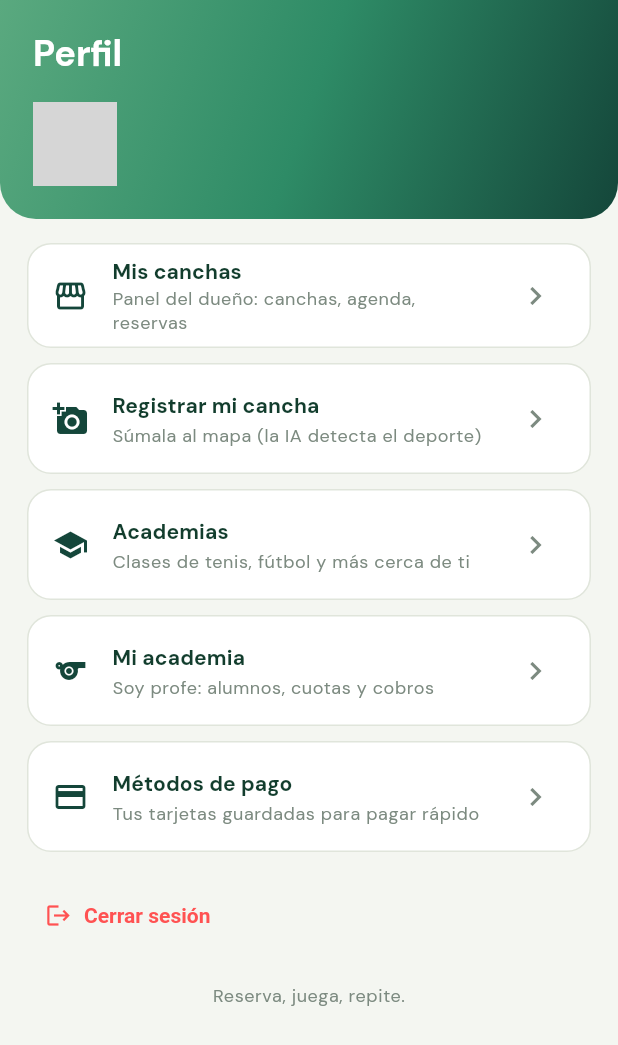
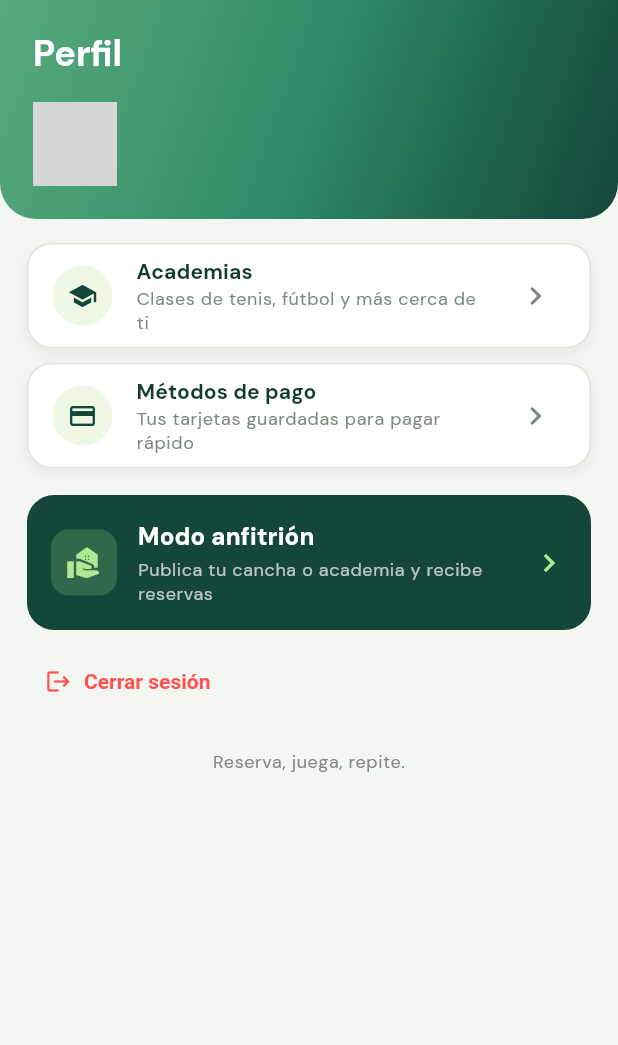
Before and after one commit to dcalagua/canchas-app-lima, a Flutter app: the PerfilScreen screen opened directly, on a phone screen of 412 x 824 dp. Shown: the top 1045 px of the screen. Run offline on Flutter 3.47's test engine with Material 3 defaults, Android fonts, the phone set to English and light mode, and no system bars; our stand-ins replace font_awesome_flutter, geocoding, geolocator, google_fonts, google_maps_flutter, google_sign_in and 3 more; accounts and stored records are empty; network calls fail; grey boxes are pictures that could not be loaded.

Commit message:
Perfil: Modo anfitrión (Airbnb) + login con logo Google real
- widgets/google_logo.dart: "G" multicolor oficial de Google dibujada con
  CustomPaint (sin assets), reemplaza la "G" azul plana.
- Login: wordmark limpio (logo pin + "Pichangol") en vez del wordmark con
  el pin incrustado que se leía raro; botón con el logo Google real.
- Perfil reorganizado estilo Airbnb: deja lo del jugador (Academias,
  Métodos de pago) y una tarjeta destacada "Modo anfitrión".
- screens/anfitrion_screen.dart: hub del anfitrión (Mis canchas, Registrar
  cancha, Mi academia, Verificador) separado del mundo jugador.

Co-Authored-By: Claude Opus 4.8 (1M context) <noreply@anthropic.com>
Claude-Session: https://claude.ai/code/session_017fg7ijXuZRX6jvFjZELf83

```diff
--- a/lib/screens/perfil_screen.dart
+++ b/lib/screens/perfil_screen.dart
@@ -1,45 +1,18 @@
 import 'package:flutter/material.dart';
 
 import '../brand.dart';
-import '../services/growth_service.dart';
 import '../state/app_state.dart';
 import '../theme.dart';
 import 'academias_screen.dart';
-import 'crear_academia_screen.dart';
-import 'home_shell.dart';
+import 'anfitrion_screen.dart';
 import 'login_google_sheet.dart';
 import 'metodos_pago_screen.dart';
-import 'mi_academia_screen.dart';
-import 'registrar_cancha_screen.dart';
-import 'verificador_screen.dart';
 
-/// Pestaña PERFIL del jugador: sesión (login/logout), acceso al panel del dueño,
-/// registrar cancha y verificador. Mismo estilo (header sage) que Mis canchas.
+/// Pestaña PERFIL del jugador: sesión (login/logout), lo del jugador (academias,
+/// métodos de pago) y el acceso a **Modo anfitrión** (todo lo del anfitrión va
+/// ahí, estilo Airbnb).
 class PerfilScreen extends StatelessWidget {
   const PerfilScreen({super.key});
-
-  Future<void> _abrirPanel(BuildContext context) async {
-    if (!appState.logueado) {
-      final ok = await LoginGoogleSheet.mostrar(context);
-      if (!ok || !context.mounted) return;
-    }
-    if (!context.mounted) return;
-    Navigator.of(context)
-        .push(MaterialPageRoute(builder: (_) => const HomeShell()));
-  }
-
-  /// Panel del profe: exige sesión. Si ya tiene academia → panel; si no → crear.
-  Future<void> _abrirMiAcademia(BuildContext context) async {
-    if (!appState.logueado) {
-      final ok = await LoginGoogleSheet.mostrar(context);
-      if (!ok || !context.mounted) return;
-    }
-    if (!context.mounted) return;
-    final tiene = appState.miAcademia != null;
-    Navigator.of(context).push(MaterialPageRoute(
-        builder: (_) =>
-            tiene ? const MiAcademiaScreen() : const CrearAcademiaScreen()));
-  }
 
   @override
   Widget build(BuildContext context) {
@@ -53,7 +26,7 @@ class PerfilScreen extends StatelessWidget {
           return ListView(
             padding: EdgeInsets.zero,
             children: [
-              // Header sage (igual a Mis canchas) con la ficha del usuario.
+              // Header sage con la ficha del usuario.
               Container(
                 width: double.infinity,
                 padding: EdgeInsets.fromLTRB(
@@ -120,33 +93,16 @@ class PerfilScreen extends StatelessWidget {
                           label: const Text('Iniciar sesión con Google'),
                         ),
                       ),
-                      const SizedBox(height: 8),
+                      const SizedBox(height: 12),
                     ],
-                    _Tile(
-                      icon: Icons.storefront,
-                      title: 'Mis canchas',
-                      subtitle: 'Panel del dueño: canchas, agenda, reservas',
-                      onTap: () => _abrirPanel(context),
-                    ),
-                    _Tile(
-                      icon: Icons.add_a_photo,
-                      title: 'Registrar mi cancha',
-                      subtitle: 'Súmala al mapa (la IA detecta el deporte)',
-                      onTap: () => Navigator.of(context).push(MaterialPageRoute(
-                          builder: (_) => const RegistrarCanchaScreen())),
-                    ),
+
+                    // --- Jugador ---
                     _Tile(
                       icon: Icons.school,
                       title: 'Academias',
                       subtitle: 'Clases de tenis, fútbol y más cerca de ti',
                       onTap: () => Navigator.of(context).push(MaterialPageRoute(
                           builder: (_) => const AcademiasScreen())),
-                    ),
-                    _Tile(
-                      icon: Icons.sports,
-                      title: 'Mi academia',
-                      subtitle: 'Soy profe: alumnos, cuotas y cobros',
-                      onTap: () => _abrirMiAcademia(context),
                     ),
                     if (u != null)
                       _Tile(
@@ -156,17 +112,16 @@ class PerfilScreen extends StatelessWidget {
                         onTap: () => Navigator.of(context).push(MaterialPageRoute(
                             builder: (_) => const MetodosPagoScreen())),
                       ),
-                    if (GrowthService.disponible)
-                      _Tile(
-                        icon: Icons.verified_user,
-                        title: 'Verificador',
-                        subtitle: 'Visitas: foto, GPS y firma',
-                        onTap: () => Navigator.of(context).push(
-                            MaterialPageRoute(
-                                builder: (_) => const VerificadorScreen())),
-                      ),
+
+                    const SizedBox(height: 8),
+                    // --- Modo anfitrión (Airbnb-style) ---
+                    _ModoAnfitrion(
+                      onTap: () => Navigator.of(context).push(MaterialPageRoute(
+                          builder: (_) => const AnfitrionScreen())),
+                    ),
+
                     if (u != null) ...[
-                      const SizedBox(height: 8),
+                      const SizedBox(height: 10),
                       Align(
                         alignment: Alignment.centerLeft,
                         child: TextButton.icon(
@@ -195,6 +150,56 @@ class PerfilScreen extends StatelessWidget {
   }
 }
 
+/// Tarjeta destacada para entrar al Modo anfitrión (estilo "cambiar a anfitrión"
+/// de Airbnb): fondo bosque, invita a publicar cancha/academia.
+class _ModoAnfitrion extends StatelessWidget {
+  const _ModoAnfitrion({required this.onTap});
+  final VoidCallback onTap;
+
+  @override
+  Widget build(BuildContext context) {
+    final t = Theme.of(context).textTheme;
+    return Material(
+      color: bosque,
+      borderRadius: BorderRadius.circular(18),
+      child: InkWell(
+        onTap: onTap,
+        borderRadius: BorderRadius.circular(18),
+        child: Padding(
+          padding: const EdgeInsets.all(16),
+          child: Row(
+            children: [
+              Container(
+                width: 44,
+                height: 44,
+                decoration: BoxDecoration(
+                    color: lima.withOpacity(0.2),
+                    borderRadius: BorderRadius.circular(12)),
+                child: const Icon(Icons.real_estate_agent, color: lima),
+              ),
+              const SizedBox(width: 14),
+              Expanded(
+                child: Column(
+                  crossAxisAlignment: CrossAxisAlignment.start,
+                  children: [
+                    Text('Modo anfitrión',
+                        style: t.titleMedium?.copyWith(
+                            color: Colors.white, fontWeight: FontWeight.w800)),
+                    const SizedBox(height: 2),
+                    Text('Publica tu cancha o academia y recibe reservas',
+                        style: t.bodySmall?.copyWith(color: Colors.white70)),
+                  ],
+                ),
+              ),
+              const Icon(Icons.chevron_right, color: lima),
+            ],
+          ),
+        ),
+      ),
+    );
+  }
+}
+
 class _Tile extends StatelessWidget {
   const _Tile(
       {required this.icon,
@@ -215,9 +220,16 @@ class _Tile extends StatelessWidget {
         color: Colors.white,
         borderRadius: BorderRadius.circular(16),
         border: Border.all(color: trazo),
+        boxShadow: const [
+          BoxShadow(color: Color(0x0F000000), blurRadius: 8, offset: Offset(0, 3)),
+        ],
       ),
       child: ListTile(
-        leading: Icon(icon, color: bosque),
+        leading: CircleAvatar(
+          radius: 20,
+          backgroundColor: limaSuave,
+          child: Icon(icon, color: bosque, size: 20),
+        ),
         title: Text(title,
             style: t.titleSmall?.copyWith(fontWeight: FontWeight.w700)),
         subtitle: Text(subtitle,
```
Also changed, not shown: lib/screens/anfitrion_screen.dart (added, +168 -0 lines), lib/screens/login_google_sheet.dart (+23 -30 lines), lib/widgets/google_logo.dart (added, +54 -0 lines).
